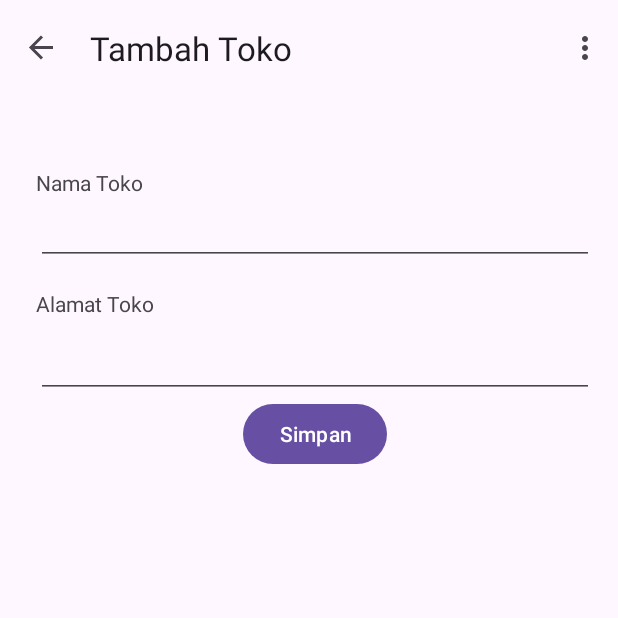
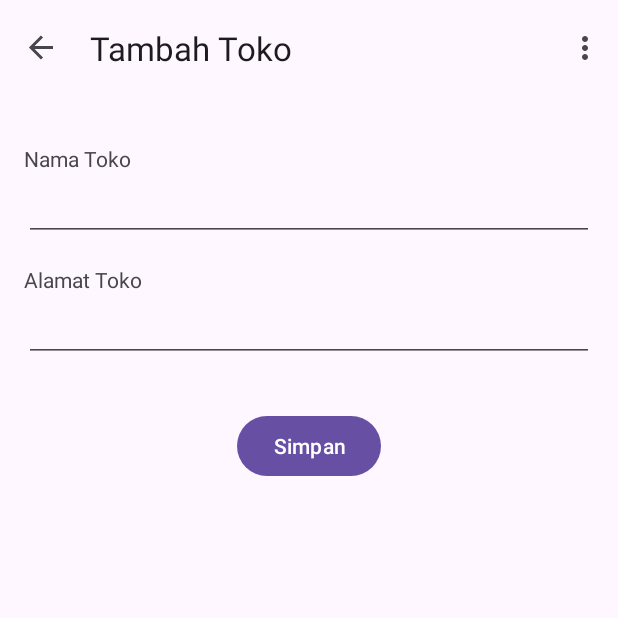
Before and after one commit to Frizz08/Aksesoris_HP, an Android app: the screen it shows after launch (MainActivity), after a tap on an icon or button, on a phone screen of 412 x 824 dp, the top half of it. Run offline under Robolectric (Android 15) with nearby library versions, the phone set to English and light mode, and no system bars; our stand-ins replace navigation-ui.

```diff
--- a/app/src/main/AndroidManifest.xml
+++ b/app/src/main/AndroidManifest.xml
@@ -3,6 +3,7 @@
     xmlns:tools="http://schemas.android.com/tools">
 
     <application
+        android:name=".application.AccessorisApp"
         android:allowBackup="true"
         android:dataExtractionRules="@xml/data_extraction_rules"
         android:fullBackupContent="@xml/backup_rules"
--- /dev/null
+++ b/app/src/main/java/com/example/aksesoris_hp/application/AccessorisApp.kt
@@ -0,0 +1,10 @@
+package com.example.aksesoris_hp.application
+
+import android.app.Application
+import com.example.aksesoris_hp.dao.accessorisDao
+import com.example.aksesoris_hp.repository.aksesorisRepository
+
+class AccessorisApp: Application() {
+    val database by lazy { AccessorisDatabase.getDatabase(this) }
+    val repository by lazy { aksesorisRepository(database.accessorisDao()) }
+}
--- a/app/src/main/java/com/example/aksesoris_hp/FirstFragment.kt
+++ b/app/src/main/java/com/example/aksesoris_hp/ui/FirstFragment.kt
@@ -1,11 +1,15 @@
-package com.example.aksesoris_hp
+package com.example.aksesoris_hp.ui
 
+import android.content.Context
 import android.os.Bundle
 import androidx.fragment.app.Fragment
 import android.view.LayoutInflater
 import android.view.View
 import android.view.ViewGroup
+import androidx.fragment.app.viewModels
 import androidx.navigation.fragment.findNavController
+import androidx.recyclerview.widget.LinearLayoutManager
+import com.example.aksesoris_hp.R
 import com.example.aksesoris_hp.databinding.FragmentFirstBinding
 
 /**
@@ -35,6 +39,10 @@ class FirstFragment : Fragment() {
         binding.addFAB.setOnClickListener {
             findNavController().navigate(R.id.action_FirstFragment_to_SecondFragment)
         }
+        binding.addFAB.setOnClickListener {
+            val action = FirstFragmentDirections.actionFirstFragmentToSecondFragment()
+            findNavController().navigate(action)
+        }
     }
 
     override fun onDestroyView() {
--- a/app/src/main/java/com/example/aksesoris_hp/SecondFragment.kt
+++ b/app/src/main/java/com/example/aksesoris_hp/ui/SecondFragment.kt
@@ -1,12 +1,17 @@
-package com.example.aksesoris_hp
+package com.example.aksesoris_hp.ui
 
+import android.content.Context
 import android.os.Bundle
 import androidx.fragment.app.Fragment
 import android.view.LayoutInflater
 import android.view.View
 import android.view.ViewGroup
+import androidx.fragment.app.viewModels
 import androidx.navigation.fragment.findNavController
+import com.example.aksesoris_hp.R
+import com.example.aksesoris_hp.application.AccessorisApp
 import com.example.aksesoris_hp.databinding.FragmentSecondBinding
+import com.example.aksesoris_hp.model.accessoris
 
 /**
  * A simple [Fragment] subclass as the second destination in the navigation.
@@ -15,9 +20,16 @@ class SecondFragment : Fragment() {
 
     private var _binding: FragmentSecondBinding? = null
 
-    // This property is only valid between onCreateView and
-    // onDestroyView.
     private val binding get() = _binding!!
+    private lateinit var applicationContext: Context
+    private val accessorisViewModel: accessorisViewModel by viewModels{
+        AccessorisViewModelFactory((applicationContext as AccessorisApp).repository)
+    }
+
+    override fun onAttach(context: Context) {
+        super.onAttach(context)
+        applicationContext=requireContext().applicationContext
+    }
 
     override fun onCreateView(
         inflater: LayoutInflater, container: ViewGroup?,
@@ -32,8 +44,12 @@ class SecondFragment : Fragment() {
     override fun onViewCreated(view: View, savedInstanceState: Bundle?) {
         super.onViewCreated(view, savedInstanceState)
 
+        val name=binding.namaEditTextText.text
+        val address=binding.alamatEditTextText2.text
         binding.saveButton.setOnClickListener {
-            findNavController().navigate(R.id.action_SecondFragment_to_FirstFragment)
+            val accessoris=accessoris(0, name.toString(), address.toString())
+            accessorisViewModel.insert(accessoris)
+            findNavController().popBackStack() //untuk dismiss halaman ini
         }
     }
 
--- a/app/src/main/res/layout/fragment_first.xml
+++ b/app/src/main/res/layout/fragment_first.xml
@@ -4,7 +4,7 @@
     xmlns:tools="http://schemas.android.com/tools"
     android:layout_width="match_parent"
     android:layout_height="match_parent"
-    tools:context=".FirstFragment">
+    tools:context=".ui.FirstFragment">
 
     <ImageView
         android:id="@+id/illustrationImageView"
--- a/app/src/main/res/layout/fragment_second.xml
+++ b/app/src/main/res/layout/fragment_second.xml
@@ -4,7 +4,7 @@
     xmlns:tools="http://schemas.android.com/tools"
     android:layout_width="match_parent"
     android:layout_height="match_parent"
-    tools:context=".SecondFragment">
+    tools:context=".ui.SecondFragment">
 
     <androidx.constraintlayout.widget.ConstraintLayout
         android:layout_width="match_parent"
@@ -13,11 +13,11 @@
 
         <TextView
             android:id="@+id/namaToko"
-            android:layout_width="wrap_content"
+            android:layout_width="0dp"
             android:layout_height="wrap_content"
-            android:layout_marginStart="8dp"
-            android:layout_marginTop="32dp"
+            android:layout_marginTop="16dp"
             android:text="Nama Toko"
+            app:layout_constraintEnd_toEndOf="parent"
             app:layout_constraintStart_toStartOf="parent"
             app:layout_constraintTop_toTopOf="parent" />
 
@@ -28,6 +28,7 @@
             android:ems="10"
             android:inputType="text"
             app:layout_constraintEnd_toEndOf="parent"
+            app:layout_constraintHorizontal_bias="1.0"
             app:layout_constraintStart_toStartOf="@+id/namaToko"
             app:layout_constraintTop_toBottomOf="@+id/namaToko" />
 
@@ -45,7 +46,6 @@
             android:id="@+id/alamatEditTextText2"
             android:layout_width="0dp"
             android:layout_height="wrap_content"
-            android:layout_marginTop="8dp"
             android:ems="10"
             android:inputType="text"
             app:layout_constraintEnd_toEndOf="@+id/alamatToko"
@@ -57,6 +57,7 @@
             android:id="@+id/saveButton"
             android:layout_width="wrap_content"
             android:layout_height="wrap_content"
+            android:layout_marginTop="32dp"
             android:text="@string/save"
             app:layout_constraintBottom_toBottomOf="parent"
             app:layout_constraintEnd_toEndOf="@+id/alamatEditTextText2"
--- a/app/src/main/res/navigation/nav_graph.xml
+++ b/app/src/main/res/navigation/nav_graph.xml
@@ -7,7 +7,7 @@
 
     <fragment
         android:id="@+id/FirstFragment"
-        android:name="com.example.aksesoris_hp.FirstFragment"
+        android:name="com.example.aksesoris_hp.ui.FirstFragment"
         android:label="@string/app_name"
         tools:layout="@layout/fragment_first">
 
@@ -17,7 +17,7 @@
     </fragment>
     <fragment
         android:id="@+id/SecondFragment"
-        android:name="com.example.aksesoris_hp.SecondFragment"
+        android:name="com.example.aksesoris_hp.ui.SecondFragment"
         android:label="@string/second_fragment_label"
         tools:layout="@layout/fragment_second">
 
```
Also changed, not shown: app/src/main/java/com/example/aksesoris_hp/application/AccessorisDatabase.kt (added, +32 -0 lines), app/src/main/java/com/example/aksesoris_hp/ui/accessorisListAdapter.kt (added, +57 -0 lines), app/src/main/java/com/example/aksesoris_hp/ui/accessorisViewModel.kt (added, +33 -0 lines), app/src/main/res/layout/item_accessoris.xml (added, +43 -0 lines).
